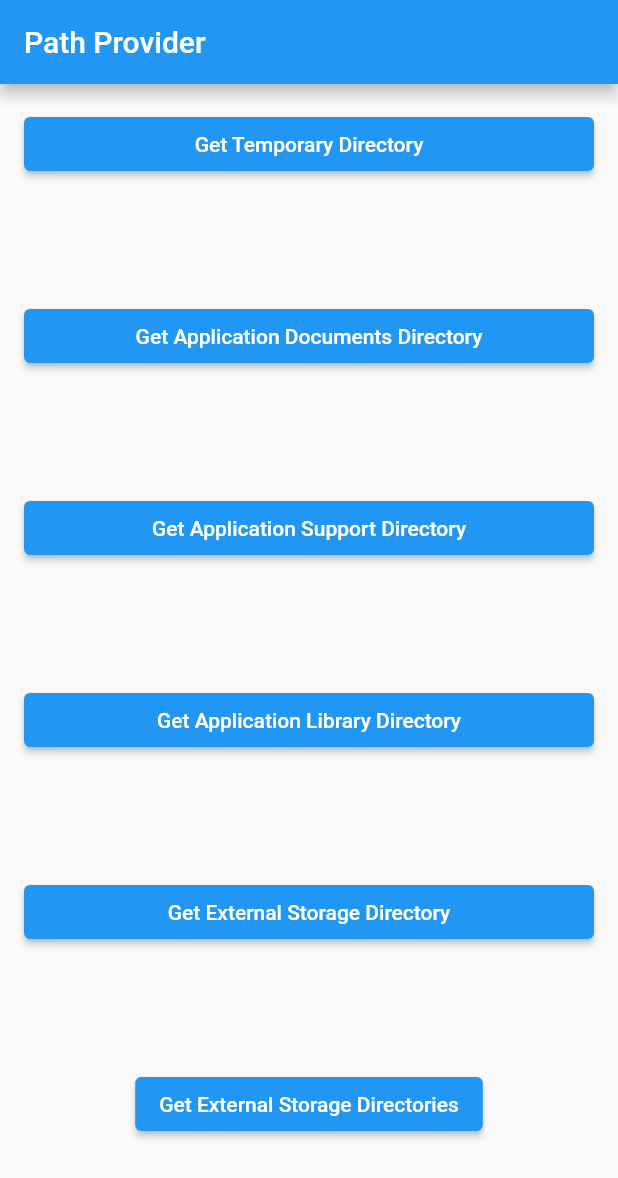
After one commit to leonhaft/flutterstart, a Flutter app: the MyHomePage screen opened directly, on a phone screen of 412 x 824 dp. The commit adds this screen. Shown: the top 1178 px of the screen. Run offline on Flutter 3.47's test engine with Material 2 defaults, Android fonts, the phone set to English and light mode, and no system bars; our stand-ins replace carousel_slider, device_info.

Commit message:
增加操作存储实例

```diff
--- /dev/null
+++ b/lib/ioprovider.dart
@@ -0,0 +1,216 @@
+// Copyright 2013 The Flutter Authors. All rights reserved.
+// Use of this source code is governed by a BSD-style license that can be
+// found in the LICENSE file.
+
+// ignore_for_file: public_member_api_docs
+
+import 'dart:io';
+
+import 'package:flutter/material.dart';
+import 'package:path_provider/path_provider.dart';
+
+void main() {
+  runApp(MyApp());
+}
+
+class MyApp extends StatelessWidget {
+  @override
+  Widget build(BuildContext context) {
+    return MaterialApp(
+      title: 'Path Provider',
+      theme: ThemeData(
+        primarySwatch: Colors.blue,
+      ),
+      home: const MyHomePage(title: 'Path Provider'),
+    );
+  }
+}
+
+class MyHomePage extends StatefulWidget {
+  const MyHomePage({Key? key, required this.title}) : super(key: key);
+  final String title;
+
+  @override
+  _MyHomePageState createState() => _MyHomePageState();
+}
+
+class _MyHomePageState extends State<MyHomePage> {
+  Future<Directory?>? _tempDirectory;
+  Future<Directory?>? _appSupportDirectory;
+  Future<Directory?>? _appLibraryDirectory;
+  Future<Directory?>? _appDocumentsDirectory;
+  Future<Directory?>? _externalDocumentsDirectory;
+  Future<List<Directory>?>? _externalStorageDirectories;
+  Future<List<Directory>?>? _externalCacheDirectories;
+
+  void _requestTempDirectory() {
+    setState(() {
+      _tempDirectory = getTemporaryDirectory();
+    });
+  }
+
+  Widget _buildDirectory(
+      BuildContext context, AsyncSnapshot<Directory?> snapshot) {
+    Text text = const Text('');
+    if (snapshot.connectionState == ConnectionState.done) {
+      if (snapshot.hasError) {
+        text = Text('Error: ${snapshot.error}');
+      } else if (snapshot.hasData) {
+        text = Text('path: ${snapshot.data!.path}');
+      } else {
+        text = const Text('path unavailable');
+      }
+    }
+    return Padding(padding: const EdgeInsets.all(16.0), child: text);
+  }
+
+  Widget _buildDirectories(
+      BuildContext context, AsyncSnapshot<List<Directory>?> snapshot) {
+    Text text = const Text('');
+    if (snapshot.connectionState == ConnectionState.done) {
+      if (snapshot.hasError) {
+        text = Text('Error: ${snapshot.error}');
+      } else if (snapshot.hasData) {
+        final String combined =
+        snapshot.data!.map((Directory d) => d.path).join(', ');
+        text = Text('paths: $combined');
+      } else {
+        text = const Text('path unavailable');
+      }
+    }
+    return Padding(padding: const EdgeInsets.all(16.0), child: text);
+  }
+
+  void _requestAppDocumentsDirectory() {
+    setState(() {
+      _appDocumentsDirectory = getApplicationDocumentsDirectory();
+    });
+  }
+
+  void _requestAppSupportDirectory() {
+    setState(() {
+      _appSupportDirectory = getApplicationSupportDirectory();
+    });
+  }
+
+  void _requestAppLibraryDirectory() {
+    setState(() {
+      _appLibraryDirectory = getLibraryDirectory();
+    });
+  }
+
+  void _requestExternalStorageDirectory() {
+    setState(() {
+      _externalDocumentsDirectory = getExternalStorageDirectory();
+    });
+  }
+
+  void _requestExternalStorageDirectories(StorageDirectory type) {
+    setState(() {
+      _externalStorageDirectories = getExternalStorageDirectories(type: type);
+    });
+  }
+
+  void _requestExternalCacheDirectories() {
+    setState(() {
+      _externalCacheDirectories = getExternalCacheDirectories();
+    });
+  }
+
+  @override
+  Widget build(BuildContext context) {
+    return Scaffold(
+      appBar: AppBar(
+        title: Text(widget.title),
+      ),
+      body: Center(
+        child: ListView(
+          children: <Widget>[
+            Padding(
+              padding: const EdgeInsets.all(16.0),
+              child: ElevatedButton(
+                child: const Text('Get Temporary Directory'),
+                onPressed: _requestTempDirectory,
+              ),
+            ),
+            FutureBuilder<Directory?>(
+                future: _tempDirectory, builder: _buildDirectory),
+            Padding(
+              padding: const EdgeInsets.all(16.0),
+              child: ElevatedButton(
+                child: const Text('Get Application Documents Directory'),
+                onPressed: _requestAppDocumentsDirectory,
+              ),
+            ),
+            FutureBuilder<Directory?>(
+                future: _appDocumentsDirectory, builder: _buildDirectory),
+            Padding(
+              padding: const EdgeInsets.all(16.0),
+              child: ElevatedButton(
+                child: const Text('Get Application Support Directory'),
+                onPressed: _requestAppSupportDirectory,
+              ),
+            ),
+            FutureBuilder<Directory?>(
+                future: _appSupportDirectory, builder: _buildDirectory),
+            Padding(
+              padding: const EdgeInsets.all(16.0),
+              child: ElevatedButton(
+                child: const Text('Get Application Library Directory'),
+                onPressed: _requestAppLibraryDirectory,
+              ),
+            ),
+            FutureBuilder<Directory?>(
+                future: _appLibraryDirectory, builder: _buildDirectory),
+            Padding(
+              padding: const EdgeInsets.all(16.0),
+              child: ElevatedButton(
+                child: Text(Platform.isIOS
+                    ? 'External directories are unavailable on iOS'
+                    : 'Get External Storage Directory'),
+                onPressed:
+                Platform.isIOS ? null : _requestExternalStorageDirectory,
+              ),
+            ),
+            FutureBuilder<Directory?>(
+                future: _externalDocumentsDirectory, builder: _buildDirectory),
+            Column(children: <Widget>[
+              Padding(
+                padding: const EdgeInsets.all(16.0),
+                child: ElevatedButton(
+                  child: Text(Platform.isIOS
+                      ? 'External directories are unavailable on iOS'
+                      : 'Get External Storage Directories'),
+                  onPressed: Platform.isIOS
+                      ? null
+                      : () {
+                    _requestExternalStorageDirectories(
+                      StorageDirectory.music,
+                    );
+                  },
+                ),
+              ),
+            ]),
+            FutureBuilder<List<Directory>?>(
+                future: _externalStorageDirectories,
+                builder: _buildDirectories),
+            Column(children: <Widget>[
+              Padding(
+                padding: const EdgeInsets.all(16.0),
+                child: ElevatedButton(
+                  child: Text(Platform.isIOS
+                      ? 'External directories are unavailable on iOS'
+                      : 'Get External Cache Directories'),
+                  onPressed:
+                  Platform.isIOS ? null : _requestExternalCacheDirectories,
+                ),
+              ),
+            ]),
+            FutureBuilder<List<Directory>?>(
+                future: _externalCacheDirectories, builder: _buildDirectories),
+          ],
+        ),
+      ),
+    );
+  }
+}
--- a/lib/main.dart
+++ b/lib/main.dart
@@ -1,8 +1,9 @@
 import "package:flutter/material.dart";
 import 'device.dart';
 import "home.dart";
+import "ioprovider.dart";
 void main() {
   runApp(MaterialApp(
     debugShowCheckedModeBanner: false,
-      home: HomePage()));
+      home: DevicePage()));
 }
--- a/pubspec.yaml
+++ b/pubspec.yaml
@@ -32,6 +32,8 @@ dependencies:
   # Use with the CupertinoIcons class for iOS style icons.
   cupertino_icons: ^1.0.2
   device_info: ^2.0.2
+  path_provider: ^2.0.2
+  permission_handler: ^8.1.3
 
 dev_dependencies:
   flutter_test:
```
Also changed, not shown: lib/device.dart (+20 -2 lines), pubspec.lock, 1 other file.
